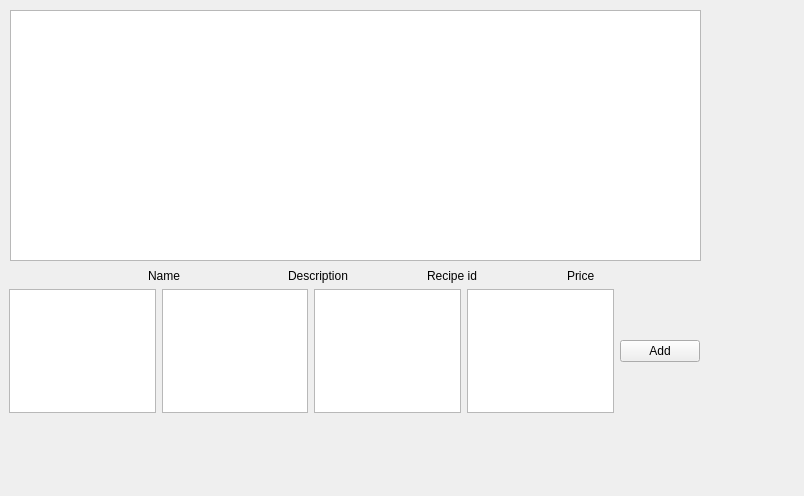
Before: the Qt Designer form RA-Automation/manageMenu.ui in ksshivaprasad/Restaurants-Automation, drawn with Qt 5.
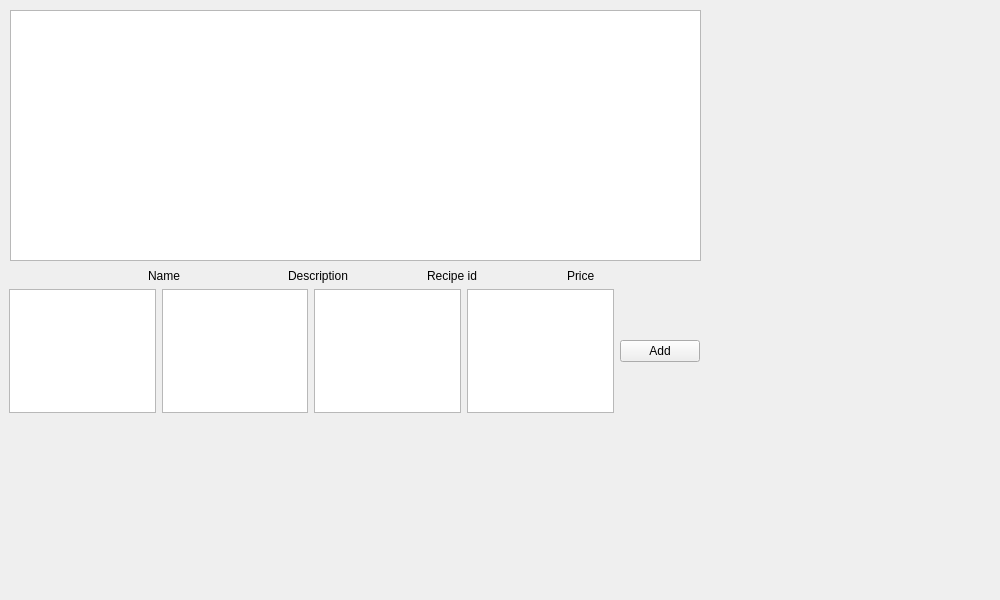
After: the same form once the commit is applied.

Diff of the .ui file:
```diff
--- a/RA-Automation/manageMenu.ui
+++ b/RA-Automation/manageMenu.ui
@@ -2,12 +2,18 @@
 <ui version="4.0">
  <class>manageMenu</class>
  <widget class="QWidget" name="manageMenu">
+  <property name="windowModality">
+   <enum>Qt::WindowModal</enum>
+  </property>
+  <property name="enabled">
+   <bool>true</bool>
+  </property>
   <property name="geometry">
    <rect>
     <x>0</x>
     <y>0</y>
-    <width>804</width>
-    <height>496</height>
+    <width>1000</width>
+    <height>600</height>
    </rect>
   </property>
   <property name="windowTitle">
```
Left out of the diff: 2 changed lines with no effect on the pictures.
